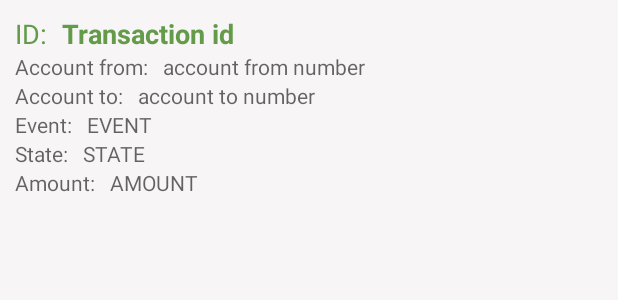
After one commit to 0rangefist/MaterialTest, an Android app: the layout list_row_layout.xml on its own in the app's theme, with its tools: preview values and no code run, on a phone screen of 412 x 824 dp. The commit adds this screen. Shown: the top 300 px of the screen. Run offline under Robolectric (Android 15) with nearby library versions, the phone set to English and light mode, and no system bars.

Commit message:
custom adpter transaction list done

```diff
--- /dev/null
+++ b/app/src/main/java/com/rancard/adapters/TransactionListAdapter.java
@@ -0,0 +1,83 @@
+package com.rancard.adapters;
+
+import android.content.Context;
+import android.support.annotation.Nullable;
+import android.view.LayoutInflater;
+import android.view.View;
+import android.view.ViewGroup;
+import android.widget.BaseAdapter;
+import android.widget.ImageView;
+import android.widget.TextView;
+
+import com.rancard.kudi.domain.Transaction;
+import com.rancard.materialtest.R;
+
+import java.util.List;
+
+public class TransactionListAdapter  extends BaseAdapter {
+    private LayoutInflater mInflater;
+    private List<Transaction> mTransactions;
+
+    public TransactionListAdapter(Context context, List<Transaction> transactions) {
+        mInflater = LayoutInflater.from(context);
+        mTransactions = transactions;
+    }
+
+    @Override
+    public int getCount() {
+        return mTransactions.size();
+    }
+
+    @Override
+    public Object getItem(int position) {
+        return mTransactions.get(position);
+    }
+
+    @Override
+    public long getItemId(int position) {
+        return position;
+    }
+
+    @Override
+    public View getView(int position, View convertView, ViewGroup parent) {
+        View view;
+        ViewHolder holder;
+        if(convertView == null) {
+            view = mInflater.inflate(R.layout.list_row_layout, parent, false);
+            holder = new ViewHolder();
+            holder.transactionTv = (TextView)view.findViewById(R.id.id_field);
+            holder.accFromTv = (TextView)view.findViewById(R.id.from_field);
+            holder.stateTv = (TextView)view.findViewById(R.id.state_field);
+            holder.eventTv = (TextView)view.findViewById(R.id.event_field);
+            holder.amountTv = (TextView)view.findViewById(R.id.amount_field);
+            view.setTag(holder);
+        } else {
+            view = convertView;
+            holder = (ViewHolder)view.getTag();
+        }
+
+        Transaction transaction = mTransactions.get(position);
+        String transId = transaction.getTransactionId().toString();
+        String account = transaction.getAccountNumber().toString();
+        String state = transaction.getState().toString();
+        String event = transaction.getEvent().toString();
+        String amount = transaction.getAmount()+"";
+
+
+        holder.transactionTv.setText( transId);
+        holder.accFromTv.setText(account);
+        holder.stateTv.setText(state);
+        holder.eventTv.setText(event);
+        holder.amountTv.setText(amount);
+
+        return view;
+    }
+
+    private class ViewHolder {
+        public TextView transactionTv;
+        public TextView accFromTv;
+        public TextView stateTv;
+        public TextView eventTv;
+        public TextView amountTv;
+    }
+}
--- a/app/src/main/java/com/rancard/fragments/ProfileFragment.java
+++ b/app/src/main/java/com/rancard/fragments/ProfileFragment.java
@@ -29,7 +29,7 @@ public class ProfileFragment extends Fragment implements MainFragment {
     public View onCreateView(LayoutInflater inflater, @Nullable ViewGroup container, @Nullable Bundle savedInstanceState) {
         View v = inflater.inflate(R.layout.fragment_profile, container, false);
         profileDetails = (TextView) v.findViewById(R.id.details);
-        profileName = (TextView) v.findViewById(R.id.name);
+        profileName = (TextView) v.findViewById(R.id.id_label);
 
         mActivity = getActivity();
 
--- a/app/src/main/java/com/rancard/fragments/ViewAccountsFragment.java
+++ b/app/src/main/java/com/rancard/fragments/ViewAccountsFragment.java
@@ -22,7 +22,7 @@ import java.util.List;
 /**
  * Created by rancard on 8/12/15.
  */
-public class ViewAccountsFragment extends Fragment implements MainFragment{
+public class ViewAccountsFragment extends Fragment implements MainFragment {
     private static Activity mActivity;
     private ListView accountListView;
     List accountList = new ArrayList();
--- a/app/src/main/java/com/rancard/fragments/ViewTransactionsFragment.java
+++ b/app/src/main/java/com/rancard/fragments/ViewTransactionsFragment.java
@@ -12,6 +12,7 @@ import android.widget.ArrayAdapter;
 import android.widget.ListView;
 import android.widget.Toast;
 
+import com.rancard.adapters.TransactionListAdapter;
 import com.rancard.kudi.client.async.Callback;
 import com.rancard.kudi.domain.Transaction;
 import com.rancard.materialtest.R;
@@ -24,8 +25,8 @@ import java.util.List;
  */
 public class ViewTransactionsFragment extends Fragment implements MainFragment {
     private static Activity mActivity;
-    List transactionList = new ArrayList();
-    ArrayAdapter transactionListAdapter;
+    List<Transaction> transactionList = new ArrayList();
+    TransactionListAdapter transactionListAdapter;
     private ListView transactionListView;
 
     @Override
@@ -34,7 +35,7 @@ public class ViewTransactionsFragment extends Fragment implements MainFragment {
         transactionListView = (ListView) v.findViewById(R.id.transaction_list);
 
         //create an arrayAdapter for the listView
-        transactionListAdapter = new ArrayAdapter(v.getContext(), android.R.layout.simple_list_item_1, transactionList);
+        transactionListAdapter = new TransactionListAdapter(v.getContext(), transactionList);
 
         //set the listView to use the arrayAdapter
         transactionListView.setAdapter(transactionListAdapter);
@@ -65,13 +66,7 @@ public class ViewTransactionsFragment extends Fragment implements MainFragment {
             @Override
             public void onFailure(String s, int i) {
                 Log.d("transaction error: s", i + "");
-                //set dummy list data
-                transactionList.add("Failed to retrieve transactions");
-                transactionList.add("Failed to retrieve transactions");
-                transactionList.add("Failed to retrieve transactions");
-                transactionList.add("Failed to retrieve transactions");
 
-                transactionListAdapter.notifyDataSetChanged();
             }
 
             @Override
--- a/app/src/main/res/layout/fragment_profile.xml
+++ b/app/src/main/res/layout/fragment_profile.xml
@@ -40,7 +40,7 @@
             android:textStyle="bold"
             android:textAppearance="?android:attr/textAppearanceMedium"
             android:text="@string/no_internet"
-            android:id="@+id/name" />
+            android:id="@+id/id_label" />
 
     </android.support.v7.widget.CardView>
 
--- /dev/null
+++ b/app/src/main/res/layout/list_row_layout.xml
@@ -0,0 +1,170 @@
+<?xml version="1.0" encoding="utf-8"?>
+<LinearLayout xmlns:android="http://schemas.android.com/apk/res/android"
+    android:orientation="horizontal"
+    android:layout_width="match_parent"
+    android:layout_height="140dip"
+    android:id="@+id/transaction_item"
+    android:weightSum="1">
+
+    <RelativeLayout
+        android:orientation="vertical"
+        android:layout_width="match_parent"
+        android:layout_height="match_parent"
+        android:id="@+id/transaction_frame"
+        android:layout_marginLeft="10dp"
+        android:layout_marginTop="10dp"
+        android:layout_marginRight="10dp">
+
+        <TextView
+            android:id="@+id/id_label"
+            android:layout_width="wrap_content"
+            android:layout_height="wrap_content"
+            android:ellipsize="end"
+            android:maxLines="1"
+            android:text="ID:"
+            android:textColor="@color/ColorPrimaryDark"
+            android:textAppearance="@android:style/TextAppearance.Medium" />
+
+        <TextView
+            android:id="@+id/to_label"
+            android:layout_width="wrap_content"
+            android:layout_height="wrap_content"
+            android:ellipsize="end"
+            android:maxLines="1"
+            android:text="Account to:"
+            android:textAppearance="@android:style/TextAppearance.Small"
+            android:layout_below="@+id/from_field"
+            android:layout_alignParentLeft="true"
+            android:layout_alignParentStart="true" />
+
+        <TextView
+            android:id="@+id/from_label"
+            android:layout_width="wrap_content"
+            android:layout_height="wrap_content"
+            android:ellipsize="end"
+            android:maxLines="1"
+            android:text="Account from:"
+            android:textAppearance="@android:style/TextAppearance.Small"
+            android:layout_below="@+id/id_label"
+
+            android:layout_alignParentLeft="true"
+            android:layout_alignParentStart="true" />
+
+        <TextView
+            android:id="@+id/from_field"
+            android:layout_width="wrap_content"
+            android:layout_height="wrap_content"
+            android:ellipsize="end"
+            android:maxLines="1"
+            android:text="account from number"
+            android:textAppearance="@android:style/TextAppearance.Small"
+            android:layout_below="@+id/id_field"
+            android:layout_toRightOf="@+id/from_label"
+            android:layout_toEndOf="@+id/from_label"
+            android:layout_marginLeft="10dp" />
+
+        <TextView
+            android:id="@+id/state_label"
+            android:layout_width="wrap_content"
+            android:layout_height="wrap_content"
+            android:ellipsize="end"
+            android:maxLines="1"
+            android:text="State:"
+            android:textAppearance="@android:style/TextAppearance.Small"
+            android:layout_below="@+id/event_label"
+            android:layout_alignParentLeft="true"
+            android:layout_alignParentStart="true" />
+
+        <TextView
+            android:id="@+id/id_field"
+            android:layout_width="wrap_content"
+            android:layout_height="wrap_content"
+            android:ellipsize="end"
+            android:maxLines="1"
+            android:text="Transaction id"
+            android:textAppearance="@android:style/TextAppearance.Medium"
+            android:textColor="@color/ColorPrimaryDark"
+            android:textStyle="bold"
+            android:layout_alignParentTop="true"
+            android:layout_toRightOf="@+id/id_label"
+            android:layout_marginLeft="10dp" />
+
+        <TextView
+            android:id="@+id/to_field"
+            android:layout_width="wrap_content"
+            android:layout_height="wrap_content"
+            android:ellipsize="end"
+            android:maxLines="1"
+            android:text="account to number"
+            android:textAppearance="@android:style/TextAppearance.Small"
+            android:layout_alignTop="@+id/to_label"
+            android:layout_toRightOf="@+id/to_label"
+            android:layout_toEndOf="@+id/to_label"
+            android:layout_marginLeft="10dp" />
+
+        <TextView
+            android:id="@+id/state_field"
+            android:layout_width="wrap_content"
+            android:layout_height="wrap_content"
+            android:ellipsize="end"
+            android:maxLines="1"
+            android:text="STATE"
+            android:textAppearance="@android:style/TextAppearance.Small"
+            android:layout_below="@+id/event_field"
+            android:layout_toRightOf="@+id/state_label"
+            android:layout_toEndOf="@+id/state_label"
+            android:layout_marginLeft="10dp" />
+
+        <TextView
+            android:id="@+id/event_field"
+            android:layout_width="wrap_content"
+            android:layout_height="wrap_content"
+            android:ellipsize="end"
+            android:maxLines="1"
+            android:text="EVENT"
+            android:textAppearance="@android:style/TextAppearance.Small"
+            android:layout_below="@+id/to_label"
+            android:layout_toRightOf="@+id/event_label"
+            android:layout_toEndOf="@+id/event_label"
+            android:layout_marginLeft="10dp" />
+
+        <TextView
+            android:id="@+id/event_label"
+            android:layout_width="wrap_content"
+            android:layout_height="wrap_content"
+            android:ellipsize="end"
+            android:maxLines="1"
+            android:text="Event:"
+            android:textAppearance="@android:style/TextAppearance.Small"
+            android:layout_below="@+id/to_label"
+            android:layout_alignParentLeft="true"
+            android:layout_alignParentStart="true" />
+
+        <TextView
+            android:id="@+id/amount_label"
+            android:layout_width="wrap_content"
+            android:layout_height="wrap_content"
+            android:ellipsize="end"
+            android:maxLines="1"
+            android:text="Amount:"
+            android:textAppearance="@android:style/TextAppearance.Small"
+            android:layout_below="@+id/state_label"
+            android:layout_alignParentLeft="true"
+            android:layout_alignParentStart="true" />
+
+        <TextView
+            android:id="@+id/amount_field"
+            android:layout_width="wrap_content"
+            android:layout_height="wrap_content"
+            android:ellipsize="end"
+            android:maxLines="1"
+            android:text="AMOUNT"
+            android:textAppearance="@android:style/TextAppearance.Small"
+            android:layout_below="@+id/state_field"
+            android:layout_toRightOf="@+id/amount_label"
+            android:layout_toEndOf="@+id/amount_label"
+            android:layout_marginLeft="10dp" />
+
+    </RelativeLayout>
+
+</LinearLayout>
```
